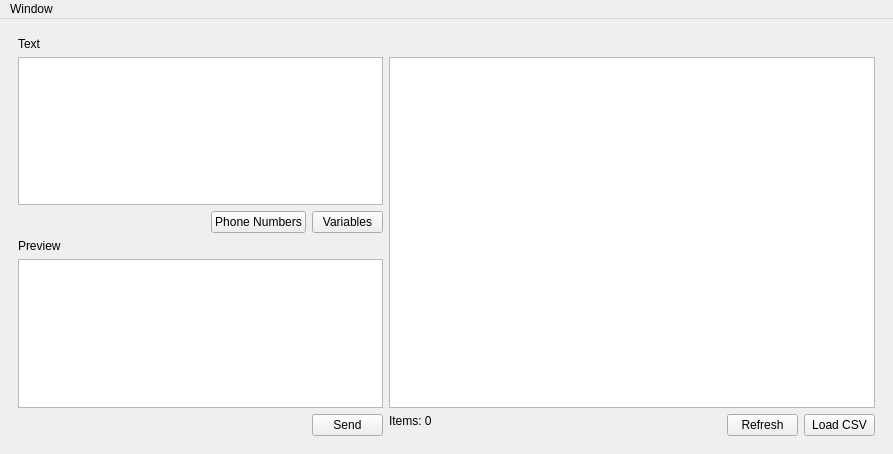
Before: the Qt Designer form ui/main_window.ui in RobbyDesrosiers/QuickText, drawn with Qt 5.
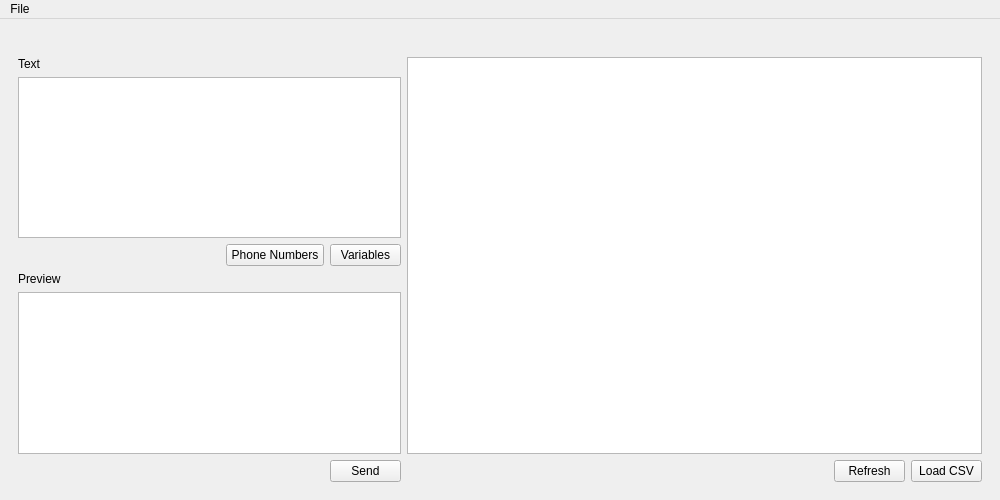
After: the same form once the commit is applied. Icons and pictures are not drawn. Custom widgets are drawn as their Qt base class.

Commit message: Deleted message-list, added logo, added testing mode, fixed minor bugs

The edit to the form file:
```diff
--- a/ui/main_window.ui
+++ b/ui/main_window.ui
@@ -6,15 +6,27 @@
    <rect>
     <x>0</x>
     <y>0</y>
-    <width>893</width>
-    <height>454</height>
+    <width>1000</width>
+    <height>500</height>
    </rect>
   </property>
+  <property name="minimumSize">
+   <size>
+    <width>1000</width>
+    <height>500</height>
+   </size>
+  </property>
+  <property name="maximumSize">
+   <size>
+    <width>16777215</width>
+    <height>500</height>
+   </size>
+  </property>
   <property name="windowTitle">
    <string>MainWindow</string>
   </property>
   <widget class="QWidget" name="centralwidget">
-   <layout class="QGridLayout" name="gridLayout_5">
+   <layout class="QGridLayout" name="gridLayout_4">
     <item row="0" column="0">
      <widget class="QStackedWidget" name="stacked_frame">
       <property name="sizePolicy">
@@ -24,42 +36,27 @@
        </sizepolicy>
       </property>
       <widget class="QWidget" name="quick_text_widget">
-       <layout class="QGridLayout" name="gridLayout_4" columnstretch="3,4">
-        <item row="1" column="0">
-         <layout class="QGridLayout" name="gridLayout">
-          <item row="0" column="0">
-           <widget class="QLabel" name="lbl_preview">
-            <property name="text">
-             <string>Preview</string>
-            </property>
-           </widget>
-          </item>
-          <item row="1" column="0" colspan="2">
-           <widget class="QTextEdit" name="ent_preview">
-            <property name="maximumSize">
-             <size>
-              <width>800</width>
-              <height>16777215</height>
-             </size>
-            </property>
-           </widget>
-          </item>
-          <item row="2" column="1">
-           <widget class="QPushButton" name="btn_send_message">
-            <property name="maximumSize">
-             <size>
-              <width>71</width>
-              <height>16777215</height>
-             </size>
-            </property>
-            <property name="text">
-             <string>Send</string>
-            </property>
-           </widget>
-          </item>
-         </layout>
+       <layout class="QGridLayout" name="gridLayout_5" columnstretch="2,3">
+        <item row="0" column="0">
+         <widget class="QLabel" name="label">
+          <property name="maximumSize">
+           <size>
+            <width>400</width>
+            <height>100</height>
+           </size>
+          </property>
+          <property name="text">
+           <string/>
+          </property>
+          <property name="pixmap">
+           <pixmap>quicksent_logo.png</pixmap>
+          </property>
+          <property name="scaledContents">
+           <bool>true</bool>
+          </property>
+         </widget>
         </item>
-        <item row="0" column="1" rowspan="2">
+        <item row="0" column="1" rowspan="3">
          <layout class="QGridLayout" name="gridLayout_3">
           <item row="0" column="0" colspan="2">
            <widget class="QLabel" name="lbl_last_mod">
@@ -72,7 +69,7 @@
            <widget class="CsvTable" name="tbl_csv_viewer">
             <property name="maximumSize">
              <size>
-              <width>1200</width>
+              <width>160000</width>
               <height>16777215</height>
              </size>
             </property>
@@ -81,16 +78,6 @@
             </property>
            </widget>
           </item>
-          <item row="2" column="0">
-           <widget class="QLabel" name="lbl_item">
-            <property name="text">
-             <string>Items: 0</string>
-            </property>
-            <property name="alignment">
-             <set>Qt::AlignLeading|Qt::AlignLeft|Qt::AlignTop</set>
-            </property>
-           </widget>
-          </item>
           <item row="2" column="1">
            <widget class="QPushButton" name="btn_refresh">
             <property name="maximumSize">
@@ -119,7 +106,7 @@
           </item>
          </layout>
         </item>
-        <item row="0" column="0">
+        <item row="1" column="0">
          <layout class="QGridLayout" name="gridLayout_2">
           <item row="0" column="0">
            <widget class="QLabel" name="lbl_text">
@@ -168,6 +155,9 @@
               <height>16777215</height>
              </size>
             </property>
+            <property name="styleSheet">
+             <string notr="true"/>
+            </property>
             <property name="text">
              <string>Phone Numbers</string>
             </property>
@@ -188,6 +178,40 @@
           </item>
          </layout>
         </item>
+        <item row="2" column="0">
+         <layout class="QGridLayout" name="gridLayout">
+          <item row="0" column="0">
+           <widget class="QLabel" name="lbl_preview">
+            <property name="text">
+             <string>Preview</string>
+            </property>
+           </widget>
+          </item>
+          <item row="1" column="0" colspan="2">
+           <widget class="QTextEdit" name="ent_preview">
+            <property name="maximumSize">
+             <size>
+              <width>800</width>
+              <height>16777215</height>
+             </size>
+            </property>
+           </widget>
+          </item>
+          <item row="2" column="1">
+           <widget class="QPushButton" name="btn_send_message">
+            <property name="maximumSize">
+             <size>
+              <width>71</width>
+              <height>16777215</height>
+             </size>
+            </property>
+            <property name="text">
+             <string>Send</string>
+            </property>
+           </widget>
+          </item>
+         </layout>
+        </item>
        </layout>
       </widget>
       <widget class="QWidget" name="messages_widget">
@@ -210,13 +234,13 @@
     <rect>
      <x>0</x>
      <y>0</y>
-     <width>893</width>
+     <width>1000</width>
      <height>21</height>
     </rect>
    </property>
    <widget class="QMenu" name="menuFile">
     <property name="title">
-     <string>Window</string>
+     <string>File</string>
     </property>
     <addaction name="action_messages"/>
     <addaction name="action_quick_text"/>
```
Left out of the diff: 18 changed lines with no effect on the pictures. The commit also changes 11 other files.
